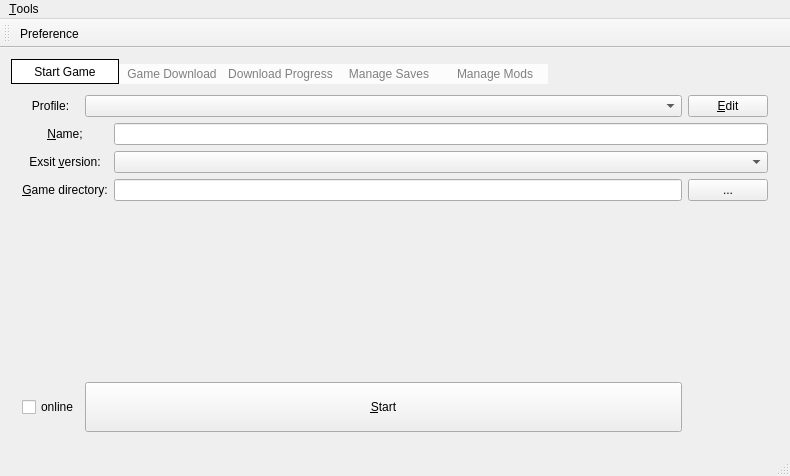
Qt form Kaminec/UI/kamineclauncher.ui (kaniol-lck/Kaminec) before a commit.
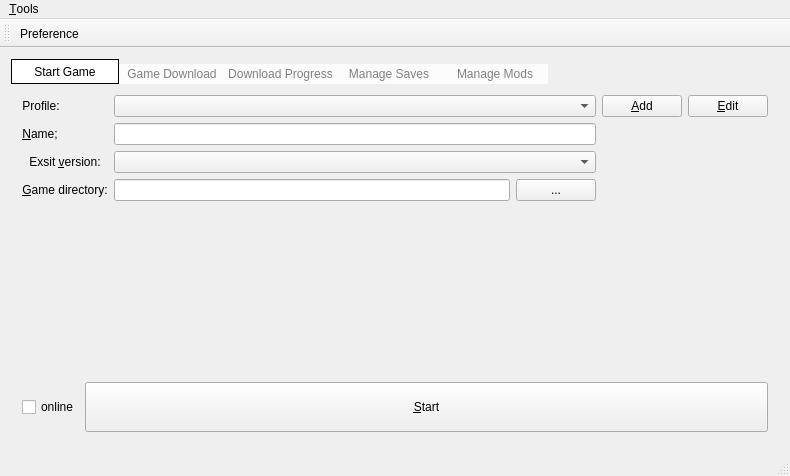
The same form after that commit.

Diff of the .ui file:
```diff
--- a/Kaminec/UI/kamineclauncher.ui
+++ b/Kaminec/UI/kamineclauncher.ui
@@ -46,8 +46,19 @@
         <string>Start Game</string>
        </attribute>
        <layout class="QGridLayout" name="gridLayout_7">
+        <item row="0" column="0" colspan="2">
+         <layout class="QGridLayout" name="gridLayout_3">
+          <property name="sizeConstraint">
+           <enum>QLayout::SetDefaultConstraint</enum>
+          </property>
         <item row="0" column="0">
          <widget class="QLabel" name="profile_label">
+            <property name="sizePolicy">
+             <sizepolicy hsizetype="Fixed" vsizetype="Preferred">
+              <horstretch>0</horstretch>
+              <verstretch>0</verstretch>
+             </sizepolicy>
+            </property>
           <property name="text">
            <string>Profile:</string>
           </property>
@@ -59,11 +70,32 @@
           </property>
          </widget>
         </item>
-        <item row="0" column="1">
-         <widget class="QComboBox" name="profile_cb"/>
-        </item>
-        <item row="0" column="2">
+          <item row="0" column="3">
+           <layout class="QHBoxLayout" name="horizontalLayout_2">
+            <item>
+             <widget class="QPushButton" name="addProfile_pb">
+              <property name="sizePolicy">
+               <sizepolicy hsizetype="Fixed" vsizetype="Fixed">
+                <horstretch>0</horstretch>
+                <verstretch>0</verstretch>
+               </sizepolicy>
+              </property>
+              <property name="autoFillBackground">
+               <bool>false</bool>
+              </property>
+              <property name="text">
+               <string>&amp;Add</string>
+              </property>
+             </widget>
+            </item>
+            <item>
          <widget class="QPushButton" name="editProfile_pb">
+              <property name="sizePolicy">
+               <sizepolicy hsizetype="Fixed" vsizetype="Fixed">
+                <horstretch>0</horstretch>
+                <verstretch>0</verstretch>
+               </sizepolicy>
+              </property>
           <property name="text">
            <string>&amp;Edit</string>
           </property>
@@ -72,26 +104,16 @@
           </property>
          </widget>
         </item>
-        <item row="1" column="0" colspan="3">
-         <layout class="QGridLayout" name="gridLayout_3">
-          <item row="2" column="2">
-           <widget class="QPushButton" name="gameDir_showPb">
-            <property name="autoFillBackground">
-             <bool>false</bool>
-            </property>
-            <property name="styleSheet">
-             <string notr="true"/>
-            </property>
-            <property name="text">
-             <string>...</string>
-            </property>
-            <property name="flat">
-             <bool>false</bool>
-            </property>
-           </widget>
+           </layout>
           </item>
-          <item row="0" column="0">
+          <item row="1" column="0">
            <widget class="QLabel" name="profileName_label">
+            <property name="sizePolicy">
+             <sizepolicy hsizetype="Fixed" vsizetype="Preferred">
+              <horstretch>0</horstretch>
+              <verstretch>0</verstretch>
+             </sizepolicy>
+            </property>
             <property name="text">
              <string>&amp;Name;</string>
             </property>
@@ -103,13 +125,10 @@
             </property>
            </widget>
           </item>
-          <item row="0" column="1" colspan="2">
-           <widget class="QLineEdit" name="profileName_le"/>
-          </item>
-          <item row="1" column="0">
+          <item row="2" column="0">
            <widget class="QLabel" name="version_label">
             <property name="sizePolicy">
-             <sizepolicy hsizetype="Preferred" vsizetype="Preferred">
+             <sizepolicy hsizetype="Fixed" vsizetype="Preferred">
               <horstretch>0</horstretch>
               <verstretch>0</verstretch>
              </sizepolicy>
@@ -131,10 +150,10 @@
             </property>
            </widget>
           </item>
-          <item row="2" column="0">
+          <item row="3" column="0">
            <widget class="QLabel" name="gameDir_label">
             <property name="sizePolicy">
-             <sizepolicy hsizetype="Preferred" vsizetype="Preferred">
+             <sizepolicy hsizetype="Fixed" vsizetype="Preferred">
               <horstretch>0</horstretch>
               <verstretch>0</verstretch>
              </sizepolicy>
@@ -156,10 +175,26 @@
             </property>
            </widget>
           </item>
-          <item row="2" column="1">
+          <item row="3" column="1">
            <widget class="QLineEdit" name="gameDir_le"/>
           </item>
-          <item row="1" column="1" colspan="2">
+          <item row="3" column="2">
+           <widget class="QPushButton" name="gameDir_showPb">
+            <property name="autoFillBackground">
+             <bool>false</bool>
+            </property>
+            <property name="styleSheet">
+             <string notr="true"/>
+            </property>
+            <property name="text">
+             <string>...</string>
+            </property>
+            <property name="flat">
+             <bool>false</bool>
+            </property>
+           </widget>
+          </item>
+          <item row="2" column="1" colspan="2">
            <widget class="QComboBox" name="version_cb">
             <property name="sizePolicy">
              <sizepolicy hsizetype="Expanding" vsizetype="Fixed">
@@ -178,9 +213,22 @@
             </property>
            </widget>
           </item>
+          <item row="1" column="1" colspan="2">
+           <widget class="QLineEdit" name="profileName_le"/>
+          </item>
+          <item row="0" column="1" colspan="2">
+           <widget class="QComboBox" name="profile_cb">
+            <property name="sizePolicy">
+             <sizepolicy hsizetype="Preferred" vsizetype="Fixed">
+              <horstretch>0</horstretch>
+              <verstretch>0</verstretch>
+             </sizepolicy>
+            </property>
+           </widget>
+          </item>
          </layout>
         </item>
-        <item row="2" column="0" colspan="2">
+        <item row="1" column="1">
          <spacer name="verticalSpacer">
           <property name="orientation">
            <enum>Qt::Vertical</enum>
@@ -196,14 +244,14 @@
           </property>
          </spacer>
         </item>
-        <item row="3" column="0">
+        <item row="2" column="0">
          <widget class="QCheckBox" name="isVerified_cb">
           <property name="text">
            <string>online</string>
           </property>
          </widget>
         </item>
-        <item row="3" column="1">
+        <item row="2" column="1">
          <widget class="QPushButton" name="start_pb">
           <property name="sizePolicy">
            <sizepolicy hsizetype="Expanding" vsizetype="Fixed">
```
Lines whose indentation alone changed are shown as unchanged.
